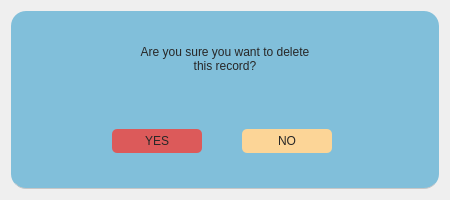
First picture: the form in Desktop_Application/Frontend/ui-files/ConfirmDialog.ui, repository DreddVDomasian/Petmate-Desktop-Application, before the edit.
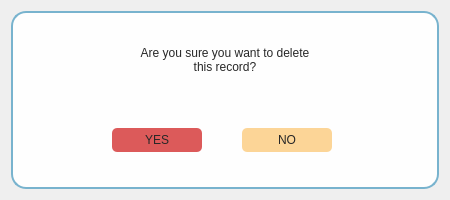
Second picture: the form after the edit.

Diff of the .ui file:
```diff
--- a/Desktop_Application/Frontend/ui-files/ConfirmDialog.ui
+++ b/Desktop_Application/Frontend/ui-files/ConfirmDialog.ui
@@ -30,9 +30,9 @@
     <widget class="QFrame" name="confirmation">
      <property name="styleSheet">
       <string notr="true">#confirmation{
-	background-color:#81BFDA;
-	border-radius:15px;
-	border-bottom:1px solid rgb(199, 199, 199);
+	background-color:rgb(254, 254, 254);
+    border-radius: 15px;
+    border: 2px solid #78B3CE;
 }</string>
      </property>
      <property name="frameShape">
```
